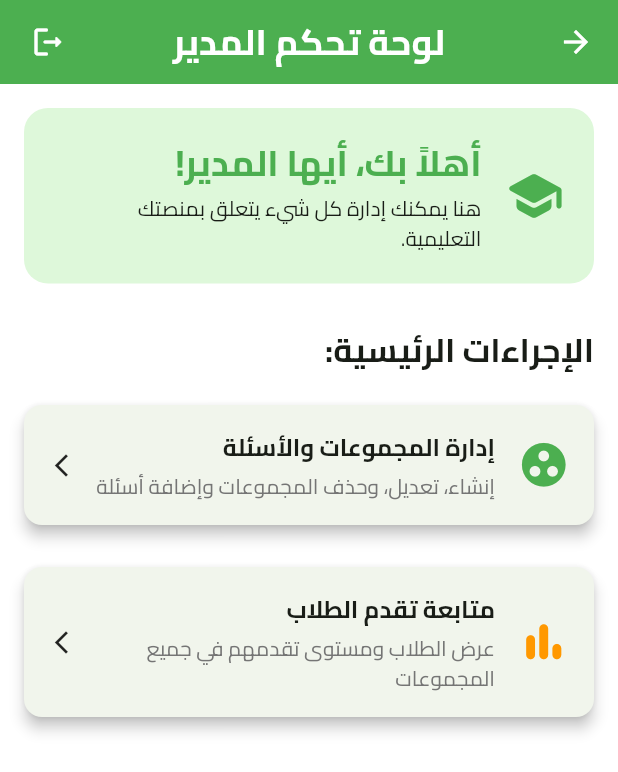
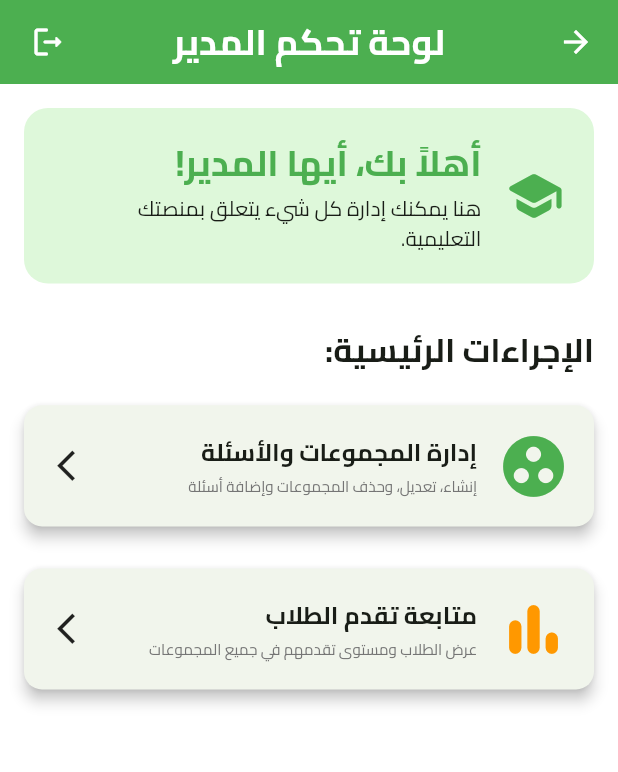
Before and after one commit to itiswd/4X4, a Flutter app: the AdminHomeScreen screen opened directly, on a phone screen of 412 x 824 dp. Shown: the top 772 px of the screen. Run offline on Flutter 3.47's test engine with Material 3 defaults, Android fonts, the phone set to English and light mode, and no system bars; our stand-ins replace flutter_screenutil, supabase_flutter; accounts and stored records are empty.

Commit message:
Admin Allmost Done.

```diff
--- a/lib/presentation/screens/admin/admin_home_screen.dart
+++ b/lib/presentation/screens/admin/admin_home_screen.dart
@@ -1,5 +1,6 @@
 // lib/presentation/screens/admin/admin_home_screen.dart
 import 'package:flutter/material.dart';
+import 'package:flutter_screenutil/flutter_screenutil.dart';
 import 'package:provider/provider.dart';
 
 import '../../../data/models/auth_state_model.dart';
@@ -117,7 +118,7 @@ class AdminHomeScreen extends StatelessWidget {
                 fontSize: 22,
               ),
             ),
-            const SizedBox(height: 15),
+            SizedBox(height: 15.h),
 
             // قائمة الإجراءات
             ListView.separated(
@@ -141,10 +142,10 @@ class AdminHomeScreen extends StatelessWidget {
                         children: [
                           Icon(
                             action['icon'] as IconData,
-                            size: 35,
+                            size: 48.sp,
                             color: action['color'] as Color,
                           ),
-                          const SizedBox(width: 15),
+                          SizedBox(width: 12.w),
                           Expanded(
                             child: Column(
                               crossAxisAlignment: CrossAxisAlignment.start,
@@ -154,17 +155,23 @@ class AdminHomeScreen extends StatelessWidget {
                                   style: Theme.of(context)
                                       .textTheme
                                       .titleMedium!
-                                      .copyWith(fontWeight: FontWeight.bold),
+                                      .copyWith(
+                                        fontWeight: FontWeight.bold,
+                                        fontSize: 16.sp,
+                                      ),
                                 ),
                                 const SizedBox(height: 4),
                                 Text(
                                   action['subtitle'] as String,
-                                  style: TextStyle(color: Colors.grey.shade600),
+                                  style: TextStyle(
+                                    color: Colors.grey.shade600,
+                                    fontSize: 10.sp,
+                                  ),
                                 ),
                               ],
                             ),
                           ),
-                          const Icon(Icons.arrow_forward_ios, size: 18),
+                          Icon(Icons.arrow_forward_ios, size: 24.sp),
                         ],
                       ),
                     ),
```
Also changed, not shown: lib/presentation/screens/admin/group_student_list_screen.dart (+6 -7 lines), lib/presentation/screens/admin/student_detail_screen.dart (+39 -16 lines), lib/presentation/screens/admin/student_progress_screen.dart (+16 -3 lines).
